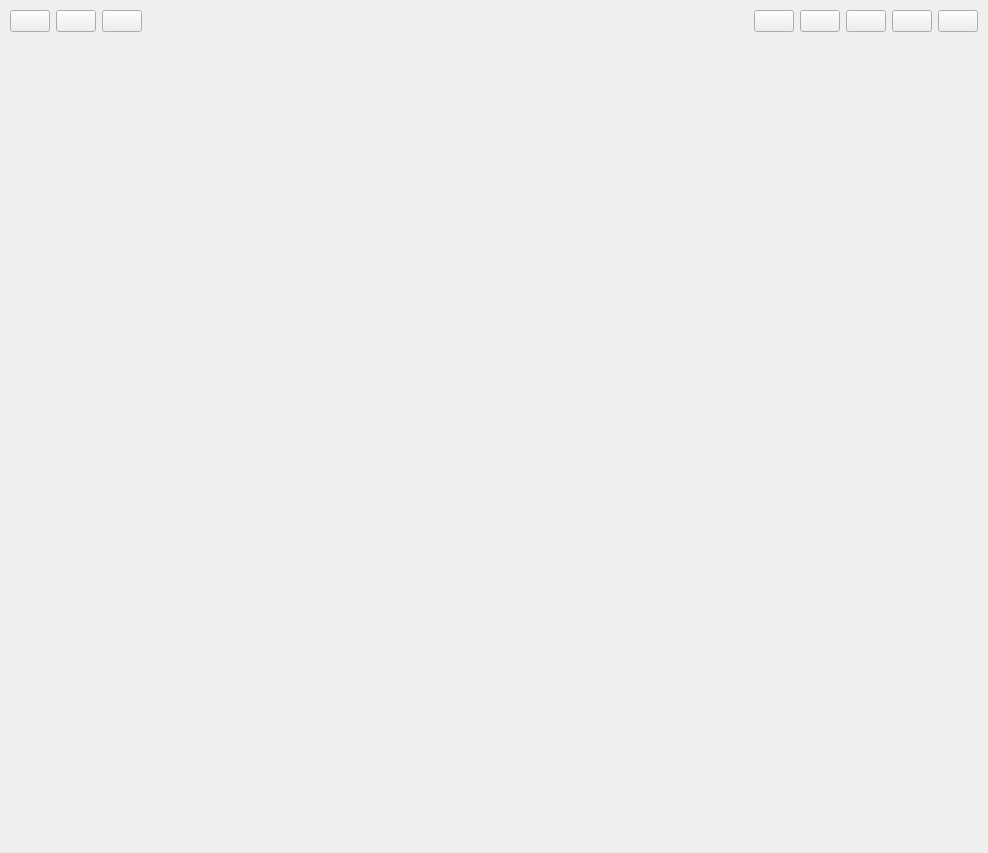
First picture: the form in src/airunner/gui/widgets/nodegraph/templates/node_graph.ui, repository Capsize-Games/airunner, before the edit.
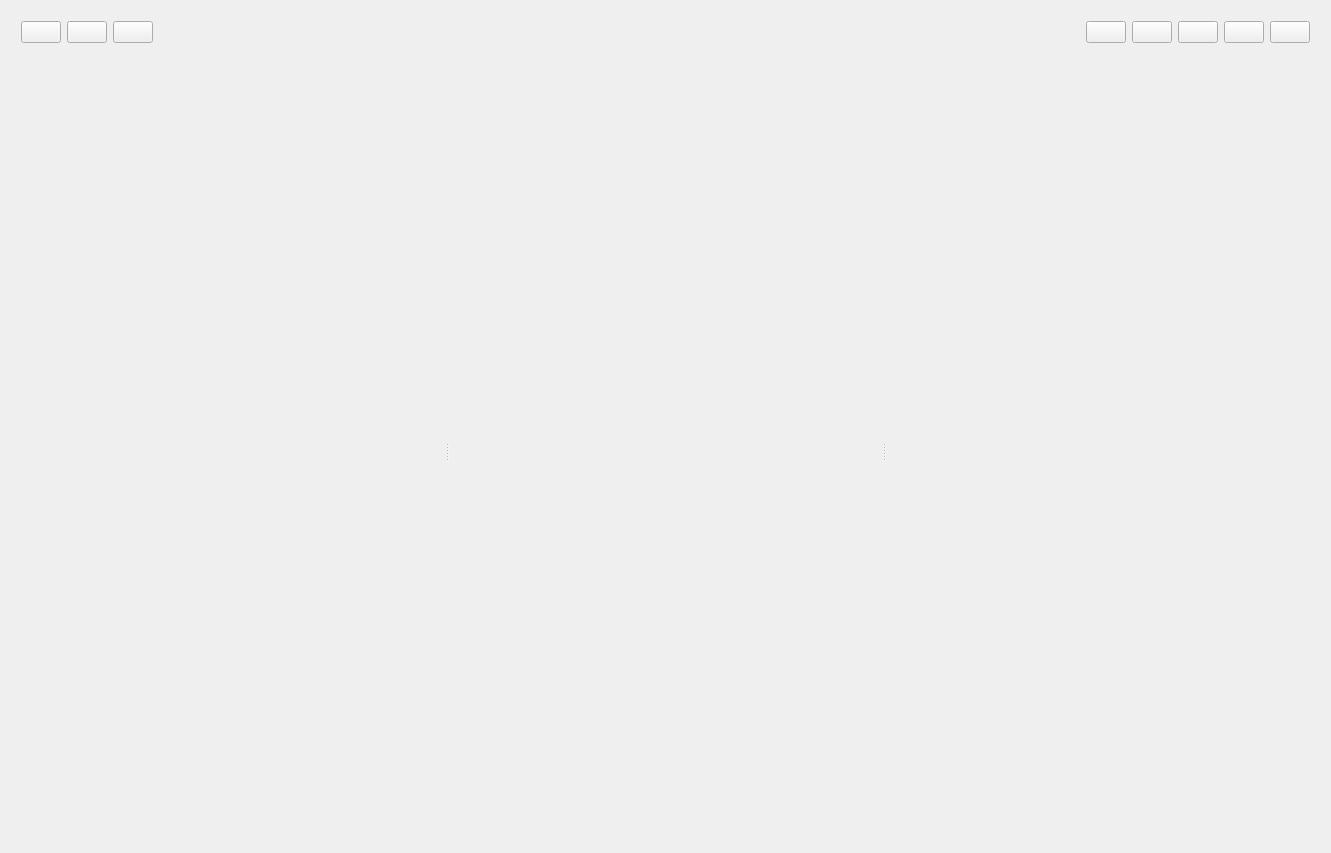
Second picture: the form after the edit. Icons and pictures are not drawn.

Commit message: improve nodegraph layout

The edit to the form file:
```diff
--- a/src/airunner/gui/widgets/nodegraph/templates/node_graph.ui
+++ b/src/airunner/gui/widgets/nodegraph/templates/node_graph.ui
@@ -6,45 +6,15 @@
    <rect>
     <x>0</x>
     <y>0</y>
-    <width>988</width>
+    <width>1331</width>
     <height>853</height>
    </rect>
   </property>
   <property name="windowTitle">
    <string>Form</string>
   </property>
-  <layout class="QGridLayout" name="gridLayout">
-   <property name="leftMargin">
-    <number>0</number>
-   </property>
-   <property name="topMargin">
-    <number>0</number>
-   </property>
-   <property name="rightMargin">
-    <number>0</number>
-   </property>
-   <property name="bottomMargin">
-    <number>0</number>
-   </property>
-   <item row="2" column="0" colspan="8">
-    <widget class="QWidget" name="graph_widget" native="true">
-     <layout class="QGridLayout" name="gridLayout_2">
-      <property name="leftMargin">
-       <number>0</number>
-      </property>
-      <property name="topMargin">
-       <number>0</number>
-      </property>
-      <property name="rightMargin">
-       <number>0</number>
-      </property>
-      <property name="bottomMargin">
-       <number>0</number>
-      </property>
-     </layout>
-    </widget>
-   </item>
-   <item row="1" column="0" colspan="8">
+  <layout class="QGridLayout" name="gridLayout_5">
+   <item row="0" column="0">
     <widget class="QWidget" name="widget" native="true">
      <property name="sizePolicy">
       <sizepolicy hsizetype="Preferred" vsizetype="Maximum">
@@ -214,6 +184,35 @@
      </layout>
     </widget>
    </item>
+   <item row="1" column="0">
+    <widget class="QSplitter" name="splitter">
+     <property name="orientation">
+      <enum>Qt::Orientation::Horizontal</enum>
+     </property>
+     <widget class="QWidget" name="variables" native="true">
+      <layout class="QGridLayout" name="gridLayout_4"/>
+     </widget>
+     <widget class="QWidget" name="graph" native="true">
+      <layout class="QGridLayout" name="gridLayout_2">
+       <property name="leftMargin">
+        <number>0</number>
+       </property>
+       <property name="topMargin">
+        <number>0</number>
+       </property>
+       <property name="rightMargin">
+        <number>0</number>
+       </property>
+       <property name="bottomMargin">
+        <number>0</number>
+       </property>
+      </layout>
+     </widget>
+     <widget class="QWidget" name="palette" native="true">
+      <layout class="QGridLayout" name="gridLayout"/>
+     </widget>
+    </widget>
+   </item>
   </layout>
  </widget>
  <resources>
```
The commit also changes 3 other files.
